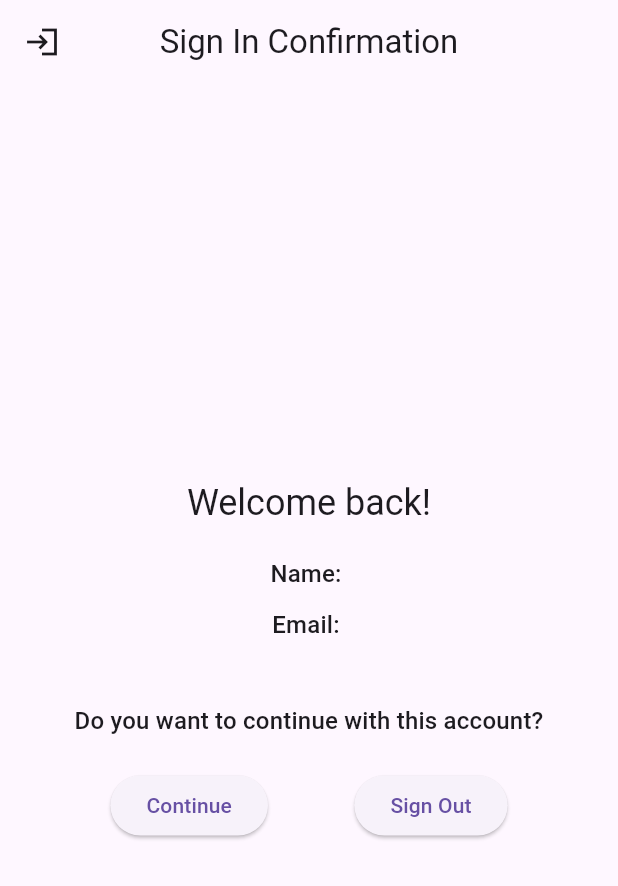
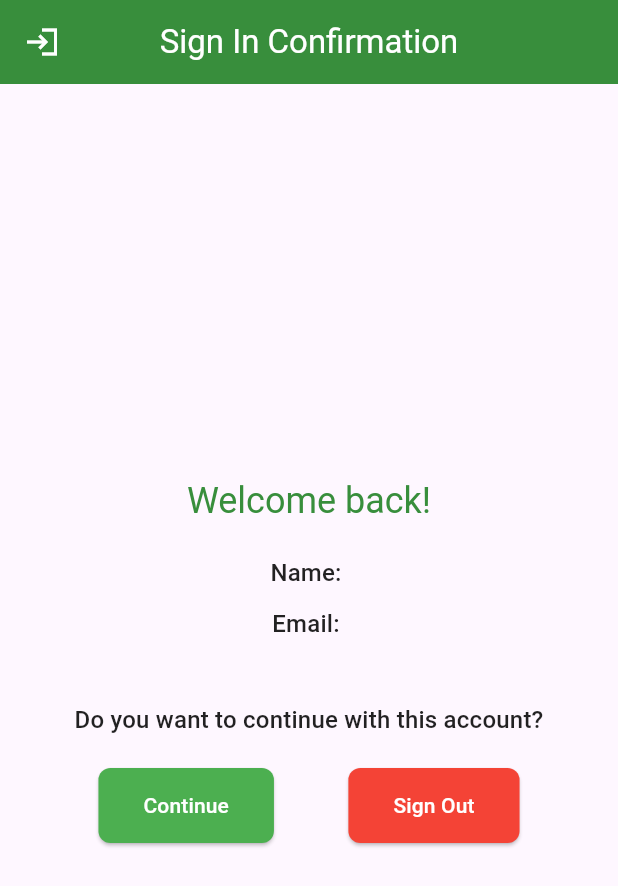
Before and after one commit to plus7c/ai_nutritionist, a Flutter app: the screen it shows after launch, after a tap on the "arrow forward" icon, after a tap on "Skip", on a phone screen of 412 x 824 dp. Shown: the top 886 px of the screen. Run offline on Flutter 3.47's test engine with Material 3 defaults, Android fonts, the phone set to English and light mode, and no system bars; our stand-ins replace cloud_firestore, file_picker, firebase_auth, firebase_core, firebase_vertexai, fl_chart and 8 more; missing offline and left inert: fluttermoji; accounts and stored records are empty; network calls fail.

Commit message:
thematic changes and wip to add icon

```diff
--- a/lib/auth/signinconfirmation.dart
+++ b/lib/auth/signinconfirmation.dart
@@ -2,7 +2,6 @@ import 'package:NutrAI/auth/signup.dart';
 import 'package:flutter/material.dart';
 import 'package:firebase_auth/firebase_auth.dart';
 import 'package:google_sign_in/google_sign_in.dart';
-
 
 import '../apptemplate/apptemplate.dart';
 import '../firestore_helper.dart';
@@ -11,6 +10,12 @@ import '../onboarding/userstatsonboarding.dart';
 class SignInConfirmationPage extends StatelessWidget {
   SignInConfirmationPage({Key? key}) : super(key: key);
   final FirestoreService _firestoreService = FirestoreService();
+
+  // Define green color scheme
+  final Color primaryGreen = Color(0xFF4CAF50);
+  final Color darkGreen = Color(0xFF388E3C);
+  final Color lightGreen = Color(0xFFA5D6A7);
+
   Future<void> _signOut(BuildContext context) async {
     try {
       await FirebaseAuth.instance.signOut();
@@ -25,23 +30,20 @@ class SignInConfirmationPage extends StatelessWidget {
     }
   }
 
-  void checkIfUserStatsArePopulated(){
-
-  }
-
   @override
   Widget build(BuildContext context) {
     return Scaffold(
       appBar: AppBar(
         centerTitle: true,
-        title: Text('Sign In Confirmation'),
-        leading: Icon(Icons.login_sharp),
+        title: Text('Sign In Confirmation', style: TextStyle(color: Colors.white)),
+        leading: Icon(Icons.login_sharp, color: Colors.white),
+        backgroundColor: darkGreen,
       ),
       body: StreamBuilder<User?>(
         stream: FirebaseAuth.instance.authStateChanges(),
         builder: (context, snapshot) {
           if (snapshot.connectionState == ConnectionState.waiting) {
-            return Center(child: CircularProgressIndicator());
+            return Center(child: CircularProgressIndicator(valueColor: AlwaysStoppedAnimation<Color>(primaryGreen)));
           } else if (snapshot.hasData && snapshot.data != null) {
             User user = snapshot.data!;
             return Padding(
@@ -52,22 +54,22 @@ class SignInConfirmationPage extends StatelessWidget {
                 children: [
                   Text(
                     'Welcome back!',
-                    style: Theme.of(context).textTheme.headline5,
+                    style: Theme.of(context).textTheme.headline5?.copyWith(color: darkGreen),
                   ),
                   SizedBox(height: 20),
                   Text(
                     'Name: ${user.displayName ?? 'N/A'}',
-                    style: Theme.of(context).textTheme.subtitle1,
+                    style: Theme.of(context).textTheme.subtitle1?.copyWith(color: Colors.black87),
                   ),
                   SizedBox(height: 10),
                   Text(
                     'Email: ${user.email ?? 'N/A'}',
-                    style: Theme.of(context).textTheme.subtitle1,
+                    style: Theme.of(context).textTheme.subtitle1?.copyWith(color: Colors.black87),
                   ),
                   SizedBox(height: 40),
                   Text(
                     'Do you want to continue with this account?',
-                    style: Theme.of(context).textTheme.subtitle1,
+                    style: Theme.of(context).textTheme.subtitle1?.copyWith(color: Colors.black87),
                     textAlign: TextAlign.center,
                   ),
                   SizedBox(height: 20),
@@ -76,7 +78,6 @@ class SignInConfirmationPage extends StatelessWidget {
                     children: [
                       ElevatedButton(
                         onPressed: () async {
-                          // Navigate to the main app or next page
                           var userData = await _firestoreService.getUserData(user.uid);
                           if (userData != null) {
                             Navigator.pushReplacement(context, MaterialPageRoute(builder: (context) => AppTemplate()));
@@ -84,14 +85,21 @@ class SignInConfirmationPage extends StatelessWidget {
                             Navigator.pushReplacement(context, MaterialPageRoute(builder: (context) => UserStatsOnboarding()));
                           }
                         },
-                        child: Text('Continue'),
+                        child: Text('Continue', style: TextStyle(color: Colors.white)),
+                        style: ElevatedButton.styleFrom(
+                          backgroundColor: primaryGreen,
+                          padding: EdgeInsets.symmetric(horizontal: 30, vertical: 15),
+                          shape: RoundedRectangleBorder(borderRadius: BorderRadius.circular(8)),
+                        ),
                       ),
                       ElevatedButton(
                         onPressed: () => _signOut(context),
-                        child: Text('Sign Out'),
-                        // style: ElevatedButton.styleFrom(
-                        //   backgroundColor: Colors.red,
-                        // ),
+                        child: Text('Sign Out', style: TextStyle(color: Colors.white)),
+                        style: ElevatedButton.styleFrom(
+                          backgroundColor: Colors.red,
+                          padding: EdgeInsets.symmetric(horizontal: 30, vertical: 15),
+                          shape: RoundedRectangleBorder(borderRadius: BorderRadius.circular(8)),
+                        ),
                       ),
                     ],
                   ),
@@ -103,23 +111,22 @@ class SignInConfirmationPage extends StatelessWidget {
               child: Column(
                 mainAxisAlignment: MainAxisAlignment.center,
                 children: [
-                  Text('No user is currently signed in.', style: TextStyle(fontSize: 20)),
+                  Text('No user is currently signed in.',
+                      style: TextStyle(fontSize: 20, color: Colors.black87)),
                   SizedBox(height: 20),
                   ElevatedButton(
                       onPressed: () {
-                      // Navigate to login page
                         Navigator.push(
                           context,
                           MaterialPageRoute(builder: (context) => LoginScreen()),
                         );
                       },
-                    child: Text('Go to Login', style: TextStyle(fontSize: 20)),
+                      child: Text('Go to Login', style: TextStyle(fontSize: 20, color: Colors.white)),
                       style: ElevatedButton.styleFrom(
-                      foregroundColor: Colors.white,
-                      backgroundColor: Colors.green,
+                        backgroundColor: primaryGreen,
                         padding: EdgeInsets.all(20.0),
                         shape: RoundedRectangleBorder(
-                        borderRadius: BorderRadius.circular(8), // Slightly rounded corners
+                          borderRadius: BorderRadius.circular(8),
                         ),
                       )
                   ),
--- a/lib/home/mainhome.dart
+++ b/lib/home/mainhome.dart
@@ -201,7 +201,7 @@ class _MainHomeState extends State<MainHome> {
                         title: Text('Overall Health Status',
                             style: TextStyle(fontSize: 18, fontWeight: FontWeight.w500)),
                         subtitle: _isLoading
-                            ? CircularProgressIndicator()
+                            ? Center(child: CircularProgressIndicator(color: Colors.green,))
                             : Column(
                           crossAxisAlignment: CrossAxisAlignment.start,
                           children: _buildRecommendationList(),
--- a/lib/meals/addmeallogpagewidget.dart
+++ b/lib/meals/addmeallogpagewidget.dart
@@ -191,16 +191,8 @@ class _AddMealLogPageState extends State<AddMealLogPage> {
   Widget build(BuildContext context) {
     return Scaffold(
       appBar: AppBar(
+        centerTitle: true,
         title: Text('Add Meal Log'),
-        flexibleSpace: Container(
-          decoration: BoxDecoration(
-            gradient: LinearGradient(
-              colors: [Colors.blue, Colors.purple],
-              begin: Alignment.topLeft,
-              end: Alignment.bottomRight,
-            ),
-          ),
-        ),
       ),
       body: _isLoading
           ? Center(child: CircularProgressIndicator())
@@ -425,7 +417,7 @@ class _AddMealLogPageState extends State<AddMealLogPage> {
                       label: Text('Save Meal Log'),
                       style: ElevatedButton.styleFrom(
                         padding: EdgeInsets.symmetric(vertical: 16),
-                        backgroundColor: Colors.purple,
+                        backgroundColor: Colors.black,
                         foregroundColor: Colors.white,
                         shape: RoundedRectangleBorder(
                           borderRadius: BorderRadius.circular(8),
--- a/lib/meals/mealpageAndAddFoodPage.dart
+++ b/lib/meals/mealpageAndAddFoodPage.dart
@@ -174,8 +174,8 @@ class _MealPage2State extends State<MealPage2> {
                 borderRadius: BorderRadius.circular(10),
               ),
               child: ListTile(
-                leading: Icon(Icons.add, color: Colors.blue),
-                title: Text('LOG FOOD', style: TextStyle(color: Colors.blue)),
+                leading: Icon(Icons.add, color: Colors.green),
+                title: Text('LOG FOOD', style: TextStyle(color: Colors.green)),
                 onTap: () => Navigator.push(
                   context,
                   MaterialPageRoute(
--- a/pubspec.yaml
+++ b/pubspec.yaml
@@ -57,6 +57,7 @@ dependencies:
   fl_chart: ^0.36.0
   flutter_markdown: ^0.7.3
   pie_chart: ^5.4.0
+  flutter_launcher_icons: ^0.13.1
 
 
 dev_dependencies:
```
Also changed, not shown: pubspec.lock. Lines whose indentation alone changed are shown as unchanged.
